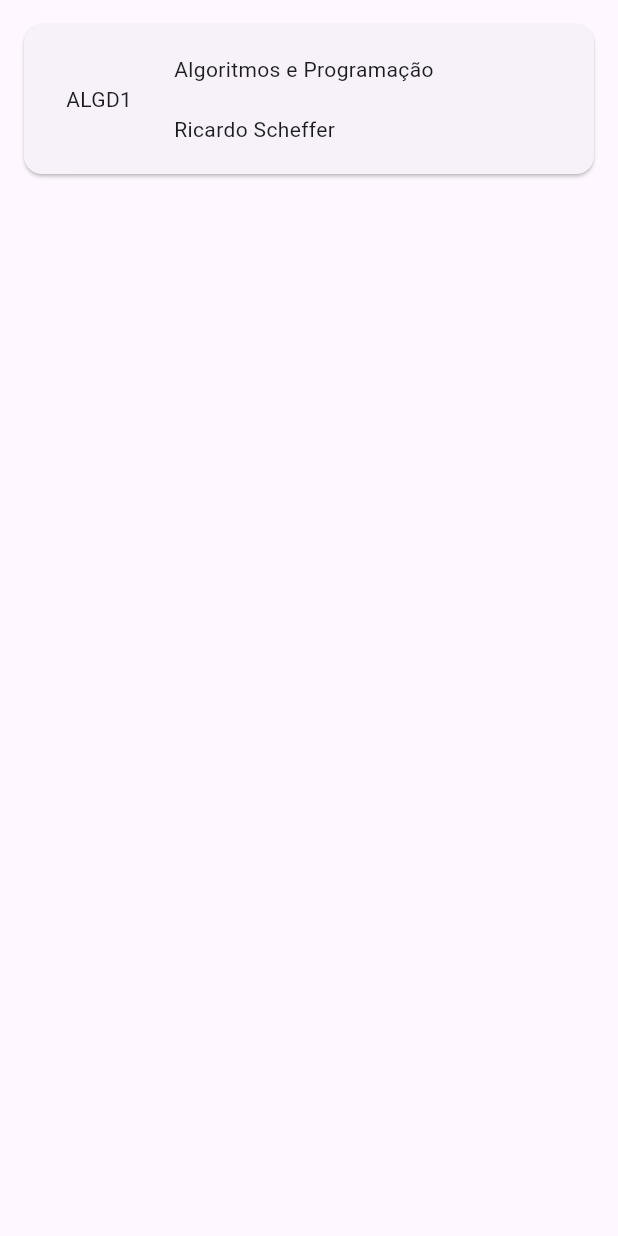
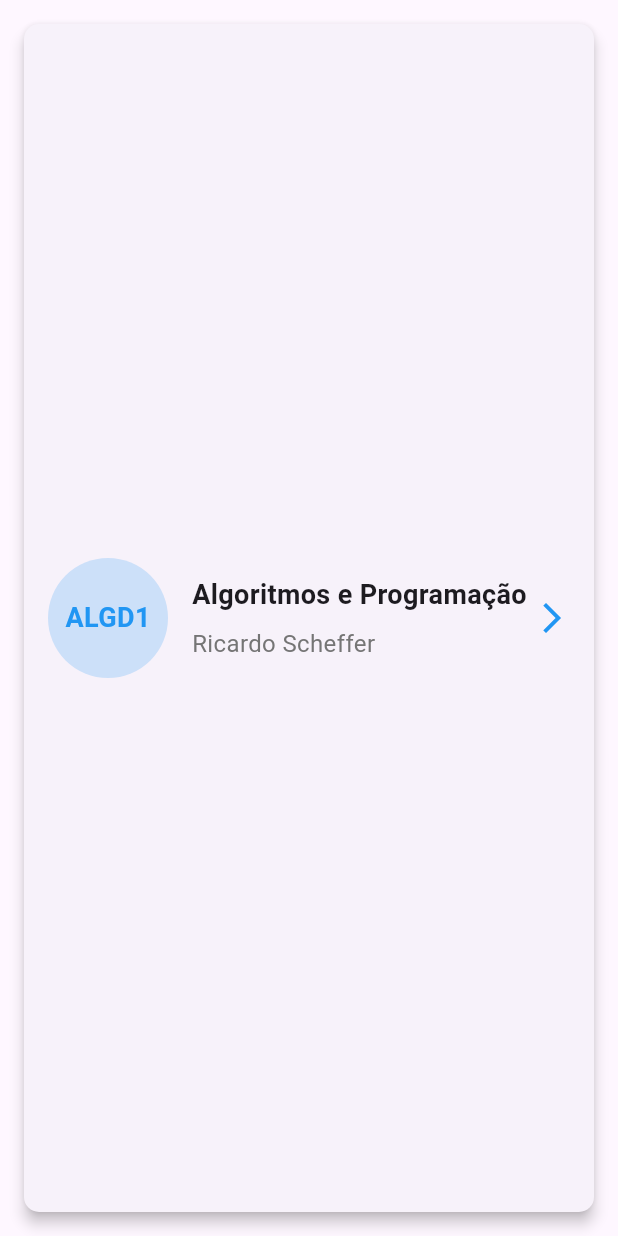
Before and after one commit to LrAmaral/first-flutter-app, a Flutter app: the DisciplinaCard widget shown alone on an empty page, opened directly with sample values from the repository, on a phone screen of 412 x 824 dp. Run offline on Flutter 3.47's test engine with Material 3 defaults, Android fonts, the phone set to English and light mode, and no system bars; our stand-ins replace go_router.

Commit message:
:package: major-changes

```diff
--- a/lib/widgets/dashboard.dart
+++ b/lib/widgets/dashboard.dart
@@ -37,7 +37,7 @@ class DashboardSection extends StatelessWidget {
         const SizedBox(height: 20),
         const Text(
           'Sugestão de disciplina para estudar:',
-          style: TextStyle(fontSize: 18),
+          style: TextStyle(fontSize: 18, fontWeight: FontWeight.w600),
         ),
         const SizedBox(height: 10),
         Text(
--- a/lib/widgets/disciplina.dart
+++ b/lib/widgets/disciplina.dart
@@ -9,7 +9,10 @@ class DisciplinasSection extends StatelessWidget {
     List<Disciplina> disciplinas = Disciplina.gerarDisciplinas();
     return Scaffold(
       appBar: AppBar(
-        title: const Text('Disciplinas'),
+        title: const Text(
+          'Disciplinas',
+          style: TextStyle(fontWeight: FontWeight.w600),
+        ),
       ),
       body: ListView.builder(
         itemCount: disciplinas.length,
@@ -30,24 +33,57 @@ class DisciplinaCard extends StatelessWidget {
   Widget build(BuildContext context) {
     return Card(
       margin: const EdgeInsets.all(16.0),
-      child: SizedBox(
-        height: 100,
+      shape: RoundedRectangleBorder(
+        borderRadius: BorderRadius.circular(10.0),
+      ),
+      elevation: 4.0,
+      child: Padding(
+        padding: const EdgeInsets.all(16.0),
         child: Row(
           children: [
-            SizedBox(
-              width: 100,
+            Container(
+              width: 80,
+              height: 80,
+              decoration: BoxDecoration(
+                color: Colors.blue.withOpacity(0.2),
+                borderRadius: BorderRadius.circular(40.0),
+              ),
               child: Center(
-                child: Text(disciplina.codigo),
+                child: Text(
+                  disciplina.codigo,
+                  style: const TextStyle(
+                    fontSize: 18,
+                    fontWeight: FontWeight.bold,
+                    color: Colors.blue,
+                  ),
+                ),
               ),
             ),
-            Column(
-              crossAxisAlignment: CrossAxisAlignment.start,
-              mainAxisAlignment: MainAxisAlignment.spaceEvenly,
-              children: [
-                Text(disciplina.nome),
-                Text(disciplina.professor),
-              ],
+            const SizedBox(width: 16),
+            Expanded(
+              child: Column(
+                crossAxisAlignment: CrossAxisAlignment.start,
+                mainAxisAlignment: MainAxisAlignment.center,
+                children: [
+                  Text(
+                    disciplina.nome,
+                    style: const TextStyle(
+                      fontSize: 18,
+                      fontWeight: FontWeight.bold,
+                    ),
+                  ),
+                  const SizedBox(height: 8),
+                  Text(
+                    disciplina.professor,
+                    style: TextStyle(
+                      fontSize: 16,
+                      color: Colors.grey[600],
+                    ),
+                  ),
+                ],
+              ),
             ),
+            const Icon(Icons.arrow_forward_ios, color: Colors.blue),
           ],
         ),
       ),
```
Also changed, not shown: lib/main.dart (+20 -8 lines), lib/widgets/logout.dart (added, +26 -0 lines), lib/widgets/welcome.dart (+7 -5 lines).
